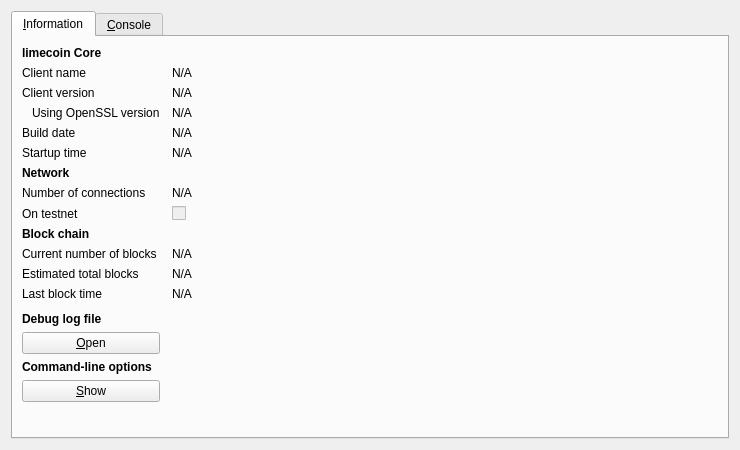
IParn/LimecoinX, file src/qt/forms/rpcconsole.ui: the form before one commit.
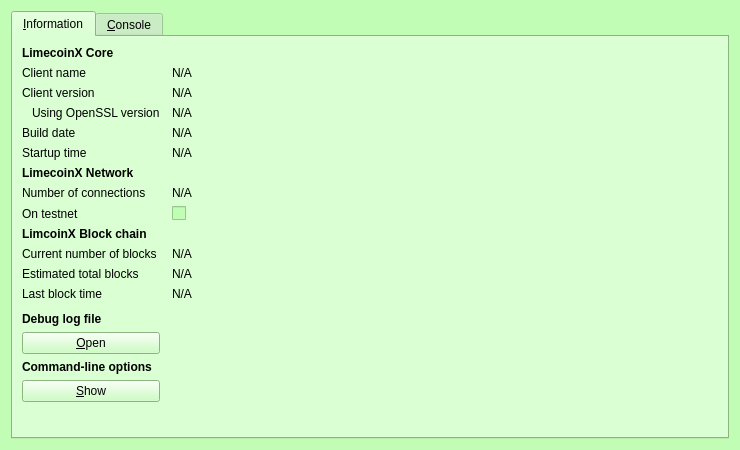
The form after the commit. Icons and pictures are not drawn.

Diff of the .ui file:
```diff
--- a/src/qt/forms/rpcconsole.ui
+++ b/src/qt/forms/rpcconsole.ui
@@ -10,6 +10,421 @@
     <height>450</height>
    </rect>
   </property>
+  <property name="palette">
+   <palette>
+    <active>
+     <colorrole role="WindowText">
+      <brush brushstyle="SolidPattern">
+       <color alpha="255">
+        <red>0</red>
+        <green>0</green>
+        <blue>0</blue>
+       </color>
+      </brush>
+     </colorrole>
+     <colorrole role="Button">
+      <brush brushstyle="SolidPattern">
+       <color alpha="255">
+        <red>193</red>
+        <green>253</green>
+        <blue>181</blue>
+       </color>
+      </brush>
+     </colorrole>
+     <colorrole role="Light">
+      <brush brushstyle="SolidPattern">
+       <color alpha="255">
+        <red>255</red>
+        <green>255</green>
+        <blue>255</blue>
+       </color>
+      </brush>
+     </colorrole>
+     <colorrole role="Midlight">
+      <brush brushstyle="SolidPattern">
+       <color alpha="255">
+        <red>224</red>
+        <green>254</green>
+        <blue>218</blue>
+       </color>
+      </brush>
+     </colorrole>
+     <colorrole role="Dark">
+      <brush brushstyle="SolidPattern">
+       <color alpha="255">
+        <red>96</red>
+        <green>126</green>
+        <blue>90</blue>
+       </color>
+      </brush>
+     </colorrole>
+     <colorrole role="Mid">
+      <brush brushstyle="SolidPattern">
+       <color alpha="255">
+        <red>129</red>
+        <green>169</green>
+        <blue>121</blue>
+       </color>
+      </brush>
+     </colorrole>
+     <colorrole role="Text">
+      <brush brushstyle="SolidPattern">
+       <color alpha="255">
+        <red>0</red>
+        <green>0</green>
+        <blue>0</blue>
+       </color>
+      </brush>
+     </colorrole>
+     <colorrole role="BrightText">
+      <brush brushstyle="SolidPattern">
+       <color alpha="255">
+        <red>255</red>
+        <green>255</green>
+        <blue>255</blue>
+       </color>
+      </brush>
+     </colorrole>
+     <colorrole role="ButtonText">
+      <brush brushstyle="SolidPattern">
+       <color alpha="255">
+        <red>0</red>
+        <green>0</green>
+        <blue>0</blue>
+       </color>
+      </brush>
+     </colorrole>
+     <colorrole role="Base">
+      <brush brushstyle="SolidPattern">
+       <color alpha="255">
+        <red>255</red>
+        <green>255</green>
+        <blue>255</blue>
+       </color>
+      </brush>
+     </colorrole>
+     <colorrole role="Window">
+      <brush brushstyle="SolidPattern">
+       <color alpha="255">
+        <red>193</red>
+        <green>253</green>
+        <blue>181</blue>
+       </color>
+      </brush>
+     </colorrole>
+     <colorrole role="Shadow">
+      <brush brushstyle="SolidPattern">
+       <color alpha="255">
+        <red>0</red>
+        <green>0</green>
+        <blue>0</blue>
+       </color>
+      </brush>
+     </colorrole>
+     <colorrole role="AlternateBase">
+      <brush brushstyle="SolidPattern">
+       <color alpha="255">
+        <red>224</red>
+        <green>254</green>
+        <blue>218</blue>
+       </color>
+      </brush>
+     </colorrole>
+     <colorrole role="ToolTipBase">
+      <brush brushstyle="SolidPattern">
+       <color alpha="255">
+        <red>255</red>
+        <green>255</green>
+        <blue>220</blue>
+       </color>
+      </brush>
+     </colorrole>
+     <colorrole role="ToolTipText">
+      <brush brushstyle="SolidPattern">
+       <color alpha="255">
+        <red>0</red>
+        <green>0</green>
+        <blue>0</blue>
+       </color>
+      </brush>
+     </colorrole>
+    </active>
+    <inactive>
+     <colorrole role="WindowText">
+      <brush brushstyle="SolidPattern">
+       <color alpha="255">
+        <red>0</red>
+        <green>0</green>
+        <blue>0</blue>
+       </color>
+      </brush>
+     </colorrole>
+     <colorrole role="Button">
+      <brush brushstyle="SolidPattern">
+       <color alpha="255">
+        <red>193</red>
+        <green>253</green>
+        <blue>181</blue>
+       </color>
+      </brush>
+     </colorrole>
+     <colorrole role="Light">
+      <brush brushstyle="SolidPattern">
+       <color alpha="255">
+        <red>255</red>
+        <green>255</green>
+        <blue>255</blue>
+       </color>
+      </brush>
+     </colorrole>
+     <colorrole role="Midlight">
+      <brush brushstyle="SolidPattern">
+       <color alpha="255">
+        <red>224</red>
+        <green>254</green>
+        <blue>218</blue>
+       </color>
+      </brush>
+     </colorrole>
+     <colorrole role="Dark">
+      <brush brushstyle="SolidPattern">
+       <color alpha="255">
+        <red>96</red>
+        <green>126</green>
+        <blue>90</blue>
+       </color>
+      </brush>
+     </colorrole>
+     <colorrole role="Mid">
+      <brush brushstyle="SolidPattern">
+       <color alpha="255">
+        <red>129</red>
+        <green>169</green>
+        <blue>121</blue>
+       </color>
+      </brush>
+     </colorrole>
+     <colorrole role="Text">
+      <brush brushstyle="SolidPattern">
+       <color alpha="255">
+        <red>0</red>
+        <green>0</green>
+        <blue>0</blue>
+       </color>
+      </brush>
+     </colorrole>
+     <colorrole role="BrightText">
+      <brush brushstyle="SolidPattern">
+       <color alpha="255">
+        <red>255</red>
+        <green>255</green>
+        <blue>255</blue>
+       </color>
+      </brush>
+     </colorrole>
+     <colorrole role="ButtonText">
+      <brush brushstyle="SolidPattern">
+       <color alpha="255">
+        <red>0</red>
+        <green>0</green>
+        <blue>0</blue>
+       </color>
+      </brush>
+     </colorrole>
+     <colorrole role="Base">
+      <brush brushstyle="SolidPattern">
+       <color alpha="255">
+        <red>255</red>
+        <green>255</green>
+        <blue>255</blue>
+       </color>
+      </brush>
+     </colorrole>
+     <colorrole role="Window">
+      <brush brushstyle="SolidPattern">
+       <color alpha="255">
+        <red>193</red>
+        <green>253</green>
+        <blue>181</blue>
+       </color>
+      </brush>
+     </colorrole>
+     <colorrole role="Shadow">
+      <brush brushstyle="SolidPattern">
+       <color alpha="255">
+        <red>0</red>
+        <green>0</green>
+        <blue>0</blue>
+       </color>
+      </brush>
+     </colorrole>
+     <colorrole role="AlternateBase">
+      <brush brushstyle="SolidPattern">
+       <color alpha="255">
+        <red>224</red>
+        <green>254</green>
+        <blue>218</blue>
+       </color>
+      </brush>
+     </colorrole>
+     <colorrole role="ToolTipBase">
+      <brush brushstyle="SolidPattern">
+       <color alpha="255">
+        <red>255</red>
+        <green>255</green>
+        <blue>220</blue>
+       </color>
+      </brush>
+     </colorrole>
+     <colorrole role="ToolTipText">
+      <brush brushstyle="SolidPattern">
+       <color alpha="255">
+        <red>0</red>
+        <green>0</green>
+        <blue>0</blue>
+       </color>
+      </brush>
+     </colorrole>
+    </inactive>
+    <disabled>
+     <colorrole role="WindowText">
+      <brush brushstyle="SolidPattern">
+       <color alpha="255">
+        <red>96</red>
+        <green>126</green>
+        <blue>90</blue>
+       </color>
+      </brush>
+     </colorrole>
+     <colorrole role="Button">
+      <brush brushstyle="SolidPattern">
+       <color alpha="255">
+        <red>193</red>
+        <green>253</green>
+        <blue>181</blue>
+       </color>
+      </brush>
+     </colorrole>
+     <colorrole role="Light">
+      <brush brushstyle="SolidPattern">
+       <color alpha="255">
+        <red>255</red>
+        <green>255</green>
+        <blue>255</blue>
+       </color>
+      </brush>
+     </colorrole>
+     <colorrole role="Midlight">
+      <brush brushstyle="SolidPattern">
+       <color alpha="255">
+        <red>224</red>
+        <green>254</green>
+        <blue>218</blue>
+       </color>
+      </brush>
+     </colorrole>
+     <colorrole role="Dark">
+      <brush brushstyle="SolidPattern">
+       <color alpha="255">
+        <red>96</red>
+        <green>126</green>
+        <blue>90</blue>
+       </color>
+      </brush>
+     </colorrole>
+     <colorrole role="Mid">
+      <brush brushstyle="SolidPattern">
+       <color alpha="255">
+        <red>129</red>
+        <green>169</green>
+        <blue>121</blue>
+       </color>
+      </brush>
+     </colorrole>
+     <colorrole role="Text">
+      <brush brushstyle="SolidPattern">
+       <color alpha="255">
+        <red>96</red>
+        <green>126</green>
+        <blue>90</blue>
+       </color>
+      </brush>
+     </colorrole>
+     <colorrole role="BrightText">
+      <brush brushstyle="SolidPattern">
+       <color alpha="255">
+        <red>255</red>
+        <green>255</green>
+        <blue>255</blue>
+       </color>
+      </brush>
+     </colorrole>
+     <colorrole role="ButtonText">
+      <brush brushstyle="SolidPattern">
+       <color alpha="255">
+        <red>96</red>
+        <green>126</green>
+        <blue>90</blue>
+       </color>
+      </brush>
+     </colorrole>
+     <colorrole role="Base">
+      <brush brushstyle="SolidPattern">
+       <color alpha="255">
+        <red>193</red>
+        <green>253</green>
+        <blue>181</blue>
+       </color>
+      </brush>
+     </colorrole>
+     <colorrole role="Window">
+      <brush brushstyle="SolidPattern">
+       <color alpha="255">
+        <red>193</red>
+        <green>253</green>
+        <blue>181</blue>
+       </color>
+      </brush>
+     </colorrole>
+     <colorrole role="Shadow">
+      <brush brushstyle="SolidPattern">
+       <color alpha="255">
+        <red>0</red>
+        <green>0</green>
+        <blue>0</blue>
+       </color>
+      </brush>
+     </colorrole>
+     <colorrole role="AlternateBase">
+      <brush brushstyle="SolidPattern">
+       <color alpha="255">
+        <red>193</red>
+        <green>253</green>
+        <blue>181</blue>
+       </color>
+      </brush>
+     </colorrole>
+     <colorrole role="ToolTipBase">
+      <brush brushstyle="SolidPattern">
+       <color alpha="255">
+        <red>255</red>
+        <green>255</green>
+        <blue>220</blue>
+       </color>
+      </brush>
+     </colorrole>
+     <colorrole role="ToolTipText">
+      <brush brushstyle="SolidPattern">
+       <color alpha="255">
+        <red>0</red>
+        <green>0</green>
+        <blue>0</blue>
+       </color>
+      </brush>
+     </colorrole>
+    </disabled>
+   </palette>
+  </property>
   <property name="windowTitle">
    <string>limecoin - Debug window</string>
   </property>
@@ -36,7 +451,7 @@
           </font>
          </property>
          <property name="text">
-          <string>limecoin Core</string>
+          <string>LimecoinX Core</string>
          </property>
         </widget>
        </item>
@@ -167,7 +582,7 @@
           </font>
          </property>
          <property name="text">
-          <string>Network</string>
+          <string>LimecoinX Network</string>
          </property>
         </widget>
        </item>
@@ -220,7 +635,7 @@
           </font>
          </property>
          <property name="text">
-          <string>Block chain</string>
+          <string>LimcoinX Block chain</string>
          </property>
         </widget>
        </item>
```
